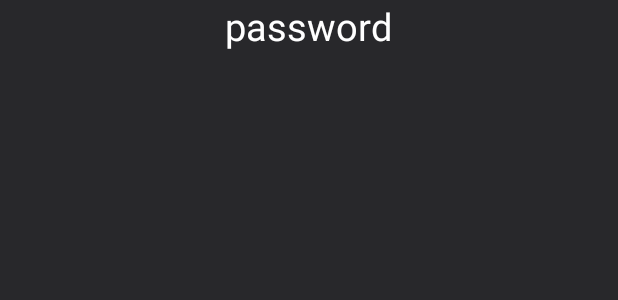
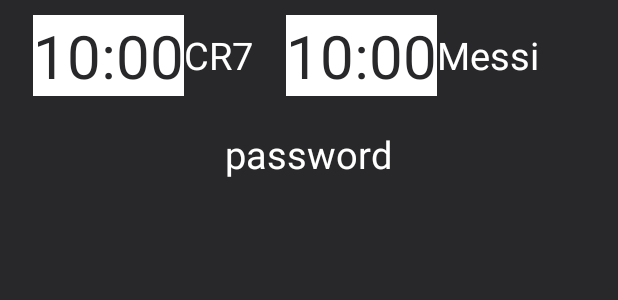
Before and after one commit to UNIZAR-30226-2022-11/front-end-movil, an Android app: the layout activity_main.xml on its own in the app's theme, with its tools: preview values and no code run, on a phone screen of 412 x 824 dp. Shown: the top 300 px of the screen. Run offline under Robolectric (Android 15) with nearby library versions, the phone set to English and light mode, and no system bars.

Commit message:
Add files via upload

```diff
--- a/app/src/main/res/layout/activity_main.xml
+++ b/app/src/main/res/layout/activity_main.xml
@@ -11,9 +11,68 @@
     <LinearLayout
         android:layout_width="fill_parent"
         android:layout_height="wrap_content"
+        android:orientation="horizontal"
+        android:layout_gravity="bottom|center_horizontal"
+        android:layout_marginTop="10dp"
+        android:layout_alignParentLeft="true"
+        android:layout_alignParentTop="true"
+        android:id="@+id/rival">
+        <TextView
+            android:layout_width="wrap_content"
+            android:layout_height="wrap_content"
+            android:layout_marginStart="22dp"
+            android:textColor="@color/fondo_negro"
+            android:background="@color/white"
+            android:typeface="sans"
+            android:text="10:00"
+            android:textSize="40dp"
+            android:layout_gravity="left"
+            android:id="@+id/timerUser"/>
+        <TextView
+            android:layout_width="wrap_content"
+            android:layout_height="wrap_content"
+            android:textColor="@color/white"
+            android:typeface="sans"
+            android:text="CR7"
+            android:textSize="25dp"
+            android:layout_gravity="center"
+            android:id="@+id/nombreUser"/>
+        <TextView
+            android:layout_width="wrap_content"
+            android:layout_height="wrap_content"
+            android:layout_marginStart="22dp"
+            android:textColor="@color/fondo_negro"
+            android:background="@color/white"
+            android:typeface="sans"
+            android:text="10:00"
+            android:textSize="40dp"
+            android:layout_gravity="left"
+            android:id="@+id/timerRival"/>
+        <TextView
+            android:layout_width="wrap_content"
+            android:layout_height="wrap_content"
+            android:textColor="@color/white"
+            android:typeface="sans"
+            android:text="Messi"
+            android:textSize="25dp"
+            android:layout_gravity="center"
+            android:id="@+id/nombreRival"/>
+    </LinearLayout>
+    <LinearLayout
+        android:layout_width="fill_parent"
+        android:layout_height="wrap_content"
         android:orientation="vertical"
         android:layout_gravity="bottom|center_horizontal"
-        android:layout_marginBottom="1dip">
+        android:layout_marginTop="1dp"
+        android:id="@+id/tablero">
+    </LinearLayout>
+    <LinearLayout
+        android:layout_width="fill_parent"
+        android:layout_height="wrap_content"
+        android:orientation="vertical"
+        android:layout_gravity="bottom|center_horizontal"
+        android:layout_marginTop="20dp"
+        android:id="@+id/user">
         <TextView
             android:layout_width="wrap_content"
             android:layout_weight="1"
@@ -23,12 +82,6 @@
             android:text="password"
             android:textSize="25dp"
             android:layout_gravity="center" />
-
-
-
-
-
-
     </LinearLayout>
 
 </LinearLayout>
```
